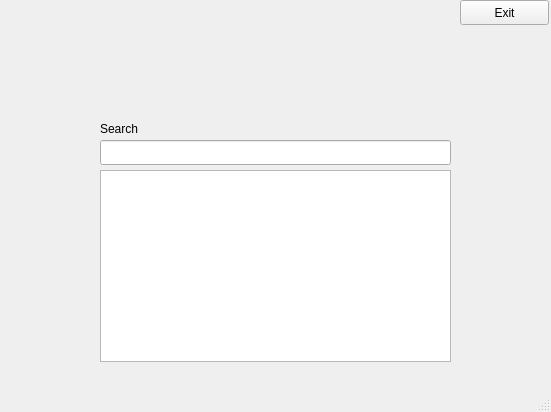
This is Project/mainwindow.ui in icefantik/Course_project as Qt 5 draws it before an edit. The edited form follows.
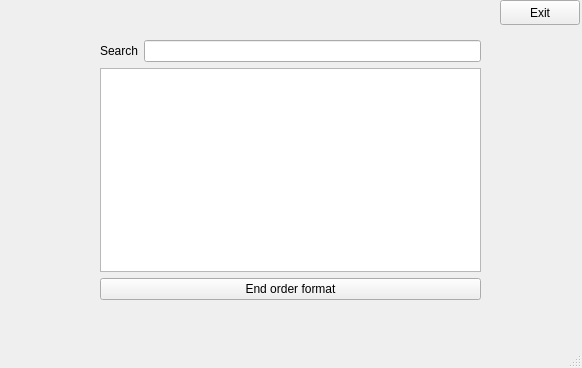
This is the edited form.

Patch:
```diff
--- a/Project/mainwindow.ui
+++ b/Project/mainwindow.ui
@@ -6,8 +6,8 @@
    <rect>
     <x>0</x>
     <y>0</y>
-    <width>551</width>
-    <height>412</height>
+    <width>582</width>
+    <height>368</height>
    </rect>
   </property>
   <property name="windowTitle">
@@ -17,9 +17,9 @@
    <widget class="QPushButton" name="pushButton">
     <property name="geometry">
      <rect>
-      <x>460</x>
+      <x>500</x>
       <y>0</y>
-      <width>89</width>
+      <width>80</width>
       <height>25</height>
      </rect>
     </property>
@@ -27,38 +27,45 @@
      <string>Exit</string>
     </property>
    </widget>
-   <widget class="QLineEdit" name="lineEdit">
+   <widget class="QWidget" name="">
     <property name="geometry">
      <rect>
       <x>100</x>
-      <y>140</y>
-      <width>351</width>
-      <height>25</height>
+      <y>40</y>
+      <width>381</width>
+      <height>260</height>
      </rect>
     </property>
-   </widget>
-   <widget class="QLabel" name="label">
-    <property name="geometry">
-     <rect>
-      <x>100</x>
-      <y>120</y>
-      <width>67</width>
-      <height>17</height>
-     </rect>
-    </property>
-    <property name="text">
-     <string>Search</string>
-    </property>
-   </widget>
-   <widget class="QTableView" name="tableView">
-    <property name="geometry">
-     <rect>
-      <x>100</x>
-      <y>170</y>
-      <width>351</width>
-      <height>192</height>
-     </rect>
-    </property>
+    <layout class="QVBoxLayout" name="verticalLayout_2">
+     <item>
+      <layout class="QHBoxLayout" name="horizontalLayout">
+       <item>
+        <widget class="QLabel" name="label">
+         <property name="text">
+          <string>Search</string>
+         </property>
+        </widget>
+       </item>
+       <item>
+        <widget class="QLineEdit" name="lineEdit"/>
+       </item>
+      </layout>
+     </item>
+     <item>
+      <layout class="QVBoxLayout" name="verticalLayout">
+       <item>
+        <widget class="QTableView" name="tableView"/>
+       </item>
+       <item>
+        <widget class="QPushButton" name="EndOrderFormat">
+         <property name="text">
+          <string>End order format</string>
+         </property>
+        </widget>
+       </item>
+      </layout>
+     </item>
+    </layout>
    </widget>
   </widget>
   <widget class="QMenuBar" name="menubar">
```
Left out of the diff: 2 changed lines with no effect on the pictures.
